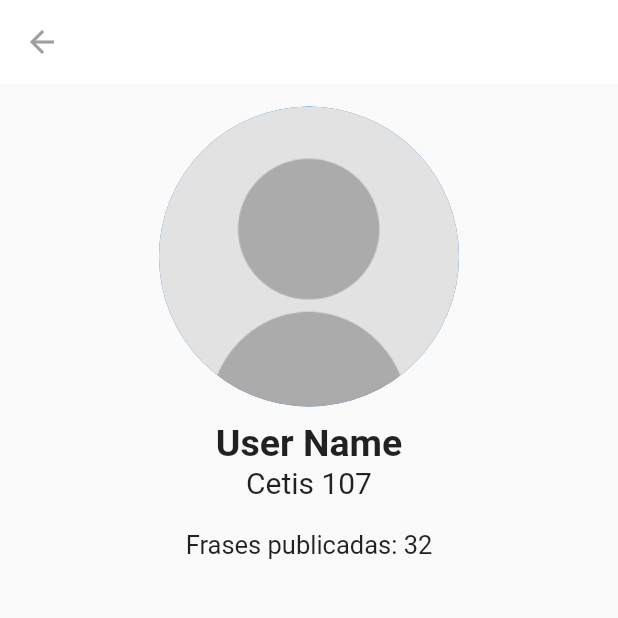
After one commit to mxarc/te-acompano, a Flutter app: the MenuPage screen opened by its route, in the side drawer, after a tap on "Perfil", on a phone screen of 412 x 824 dp, the top half of it. The commit adds this screen. Run offline on Flutter 3.47's test engine with Material 2 defaults, Android fonts, the phone set to English and light mode, and no system bars; our stand-ins replace cloud_firestore, firebase_auth, firebase_storage, fluttertoast, image_picker, shared_preferences; accounts and stored records are empty.

Commit message:
added profile file

```diff
--- a/app/lib/src/menu/menu.page.dart
+++ b/app/lib/src/menu/menu.page.dart
@@ -2,6 +2,7 @@ import 'package:firebase_auth/firebase_auth.dart';
 import 'package:flutter/material.dart';
 import 'package:provider/provider.dart';
 import 'package:te_acompano/src/auth/auth.interface.dart';
+import 'package:te_acompano/src/profile/user.profile.dart';
 import 'package:te_acompano/src/shared/widgets/info_dialog.widget.dart';
 
 import 'widgets/card.widget.dart';
@@ -124,6 +125,8 @@ class _MenuPageState extends State<MenuPage> {
           ListTile(
             leading: Icon(Icons.account_circle),
             title: Text('Perfil'),
+            onTap: () => Navigator.of(context).push(MaterialPageRoute(
+                builder: (BuildContext context) => UserProfile())),
           ),
           ListTile(
             leading: Icon(Icons.settings),
--- /dev/null
+++ b/app/lib/src/profile/user.profile.dart
@@ -0,0 +1,54 @@
+import 'package:flutter/material.dart';
+
+class UserProfile extends StatefulWidget {
+  UserProfile({Key key}) : super(key: key);
+
+  @override
+  _UserProfileState createState() => _UserProfileState();
+}
+
+class _UserProfileState extends State<UserProfile> {
+  @override
+  Widget build(BuildContext context) {
+    return Scaffold(
+      appBar: AppBar(
+        elevation: 0,
+        iconTheme: new IconThemeData(color: Colors.grey),
+        backgroundColor: Colors.white,
+        primary: true,
+        actions: <Widget>[],
+      ),
+      body: Column(
+        children: <Widget>[
+          SizedBox(
+            height: 15,
+          ),
+          Center(
+            child: CircleAvatar(
+              radius: 100.0,
+              backgroundImage: AssetImage('assets/nopp.png'),
+            ),
+          ),
+          SizedBox(
+            height: 10,
+          ),
+          Text(
+            'User Name',
+            style: TextStyle(fontWeight: FontWeight.bold, fontSize: 25),
+          ),
+          Text(
+            'Cetis 107',
+            style: TextStyle(fontWeight: FontWeight.w400, fontSize: 20),
+          ),
+          SizedBox(
+            height: 20,
+          ),
+          Text(
+            'Frases publicadas: 32',
+            style: TextStyle(fontWeight: FontWeight.w400, fontSize: 17),
+          ),
+        ],
+      ),
+    );
+  }
+}
--- a/app/pubspec.yaml
+++ b/app/pubspec.yaml
@@ -27,6 +27,7 @@ dependencies:
   fluttertoast: ^4.0.1
   image_picker: ^0.6.5+2
   provider: ^4.0.4
+  extended_image: ^0.6.9
 
   # The following adds the Cupertino Icons font to your application.
   # Use with the CupertinoIcons class for iOS style icons.
```
Also changed, not shown: app/pubspec.lock.
